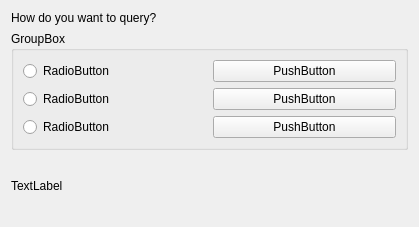
Qt form flight_inquiry.ui (Aloereed/Flightman_Client_DATA130039) before a commit.
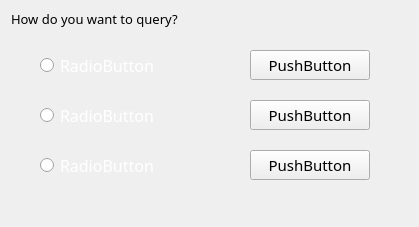
The same form after that commit.

Commit message: 修改了查询和主界面的ui

The edit to the form file:
```diff
--- a/flight_inquiry.ui
+++ b/flight_inquiry.ui
@@ -13,81 +13,154 @@
   <property name="windowTitle">
    <string>Form</string>
   </property>
-  <layout class="QGridLayout" name="gridLayout_3">
-   <item row="0" column="0">
-    <layout class="QVBoxLayout" name="verticalLayout">
-     <item>
-      <layout class="QGridLayout" name="gridLayout_2">
-       <item row="0" column="0">
-        <widget class="QLabel" name="hint_label">
-         <property name="text">
-          <string>How do you want to query?</string>
-         </property>
-        </widget>
-       </item>
-       <item row="1" column="0">
-        <widget class="QGroupBox" name="groupBox">
-         <property name="title">
-          <string>GroupBox</string>
-         </property>
-         <layout class="QGridLayout" name="gridLayout">
-          <item row="0" column="0">
-           <widget class="QRadioButton" name="CitysDate_radioButton">
-            <property name="text">
-             <string>RadioButton</string>
-            </property>
-           </widget>
-          </item>
-          <item row="1" column="0">
-           <widget class="QRadioButton" name="CitysradioButton">
-            <property name="text">
-             <string>RadioButton</string>
-            </property>
-           </widget>
-          </item>
-          <item row="2" column="0">
-           <widget class="QRadioButton" name="FlightIDradioButton">
-            <property name="text">
-             <string>RadioButton</string>
-            </property>
-           </widget>
-          </item>
-          <item row="0" column="1">
-           <widget class="QPushButton" name="QuerypushButton">
-            <property name="text">
-             <string>PushButton</string>
-            </property>
-           </widget>
-          </item>
-          <item row="1" column="1">
-           <widget class="QPushButton" name="BackpushButton">
-            <property name="text">
-             <string>PushButton</string>
-            </property>
-           </widget>
-          </item>
-          <item row="2" column="1">
-           <widget class="QPushButton" name="CancelpushButton">
-            <property name="text">
-             <string>PushButton</string>
-            </property>
-           </widget>
-          </item>
-         </layout>
-        </widget>
-       </item>
-      </layout>
-     </item>
-     <item>
-      <widget class="QLabel" name="label">
-       <property name="text">
-        <string>TextLabel</string>
-       </property>
-      </widget>
-     </item>
-    </layout>
-   </item>
-  </layout>
+  <widget class="QPushButton" name="CancelpushButton">
+   <property name="geometry">
+    <rect>
+     <x>250</x>
+     <y>150</y>
+     <width>120</width>
+     <height>30</height>
+    </rect>
+   </property>
+   <property name="font">
+    <font>
+     <family>Yu Gothic UI Semilight</family>
+     <pointsize>11</pointsize>
+    </font>
+   </property>
+   <property name="text">
+    <string>PushButton</string>
+   </property>
+  </widget>
+  <widget class="QPushButton" name="QuerypushButton">
+   <property name="geometry">
+    <rect>
+     <x>250</x>
+     <y>50</y>
+     <width>120</width>
+     <height>30</height>
+    </rect>
+   </property>
+   <property name="font">
+    <font>
+     <family>Yu Gothic UI Semilight</family>
+     <pointsize>11</pointsize>
+    </font>
+   </property>
+   <property name="text">
+    <string>PushButton</string>
+   </property>
+  </widget>
+  <widget class="QPushButton" name="BackpushButton">
+   <property name="geometry">
+    <rect>
+     <x>250</x>
+     <y>100</y>
+     <width>120</width>
+     <height>30</height>
+    </rect>
+   </property>
+   <property name="font">
+    <font>
+     <family>Yu Gothic UI Semilight</family>
+     <pointsize>11</pointsize>
+    </font>
+   </property>
+   <property name="text">
+    <string>PushButton</string>
+   </property>
+  </widget>
+  <widget class="QRadioButton" name="CitysDate_radioButton">
+   <property name="geometry">
+    <rect>
+     <x>40</x>
+     <y>50</y>
+     <width>120</width>
+     <height>30</height>
+    </rect>
+   </property>
+   <property name="font">
+    <font>
+     <family>Yu Gothic UI Semilight</family>
+     <pointsize>12</pointsize>
+    </font>
+   </property>
+   <property name="styleSheet">
+    <string notr="true">QRadioButton{color:white}</string>
+   </property>
+   <property name="text">
+    <string>RadioButton</string>
+   </property>
+  </widget>
+  <widget class="QRadioButton" name="FlightIDradioButton">
+   <property name="geometry">
+    <rect>
+     <x>40</x>
+     <y>150</y>
+     <width>120</width>
+     <height>30</height>
+    </rect>
+   </property>
+   <property name="font">
+    <font>
+     <family>Yu Gothic UI Semilight</family>
+     <pointsize>12</pointsize>
+    </font>
+   </property>
+   <property name="styleSheet">
+    <string notr="true">QRadioButton{color:white}</string>
+   </property>
+   <property name="text">
+    <string>RadioButton</string>
+   </property>
+  </widget>
+  <widget class="QRadioButton" name="CitysradioButton">
+   <property name="geometry">
+    <rect>
+     <x>40</x>
+     <y>100</y>
+     <width>120</width>
+     <height>30</height>
+    </rect>
+   </property>
+   <property name="font">
+    <font>
+     <family>Yu Gothic UI Semilight</family>
+     <pointsize>12</pointsize>
+    </font>
+   </property>
+   <property name="styleSheet">
+    <string notr="true">QRadioButton{color:white}</string>
+   </property>
+   <property name="text">
+    <string>RadioButton</string>
+   </property>
+  </widget>
+  <widget class="QLabel" name="hint_label">
+   <property name="geometry">
+    <rect>
+     <x>11</x>
+     <y>11</y>
+     <width>231</width>
+     <height>16</height>
+    </rect>
+   </property>
+   <property name="font">
+    <font>
+     <family>Yu Gothic UI Semilight</family>
+     <pointsize>10</pointsize>
+    </font>
+   </property>
+   <property name="text">
+    <string>How do you want to query?</string>
+   </property>
+  </widget>
+  <zorder>QuerypushButton</zorder>
+  <zorder>CancelpushButton</zorder>
+  <zorder>BackpushButton</zorder>
+  <zorder>CitysDate_radioButton</zorder>
+  <zorder>FlightIDradioButton</zorder>
+  <zorder>CitysradioButton</zorder>
  </widget>
  <resources/>
  <connections/>
```
The commit also changes 7 other files.
